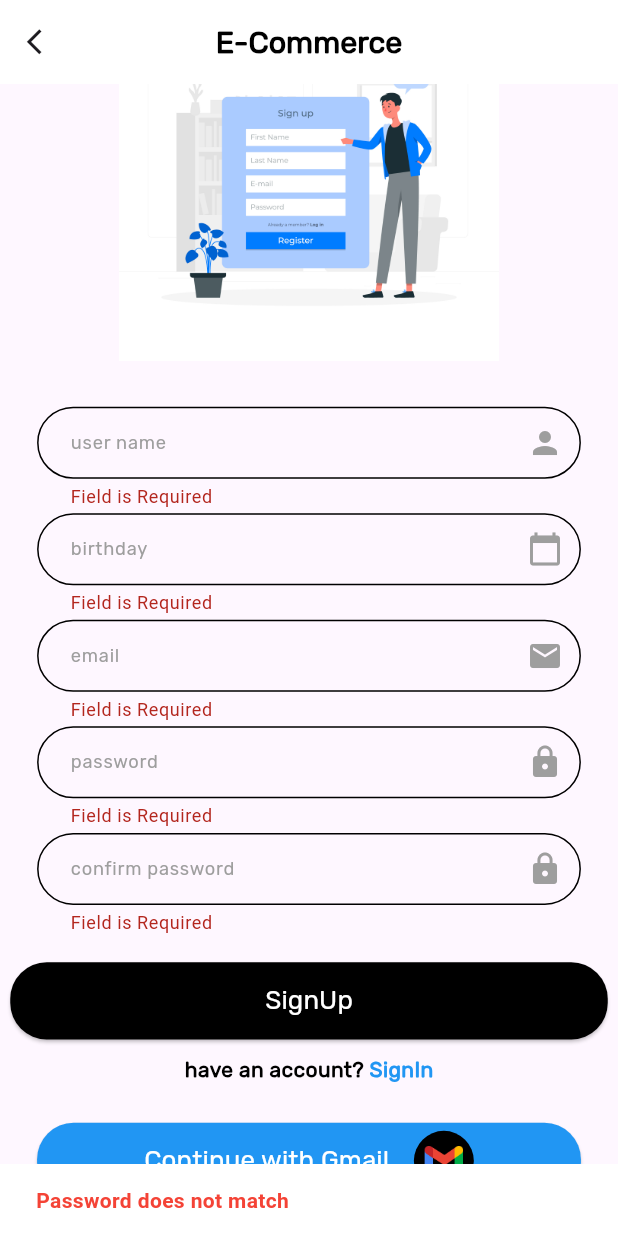
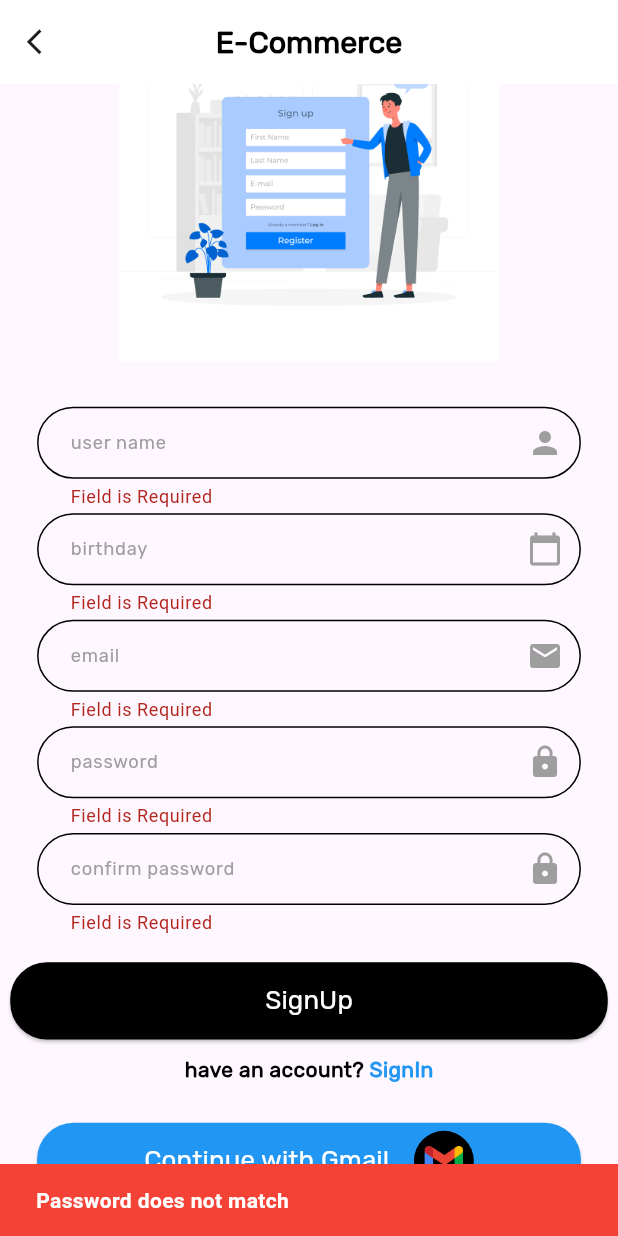
Before and after one commit to MostafaAtef7/E-commerce-app, a Flutter app: the SignUpView screen opened by its route, scrolled down 69 dp, after a tap on "SignUp", on a phone screen of 412 x 824 dp. Run offline on Flutter 3.47's test engine with Material 3 defaults, Android fonts, the phone set to English and light mode, and no system bars; our stand-ins replace bloc, device_preview, dio, firebase_auth, firebase_core, flutter_bloc and 3 more; accounts and stored records are empty.

Commit message:
edit on SnackBar

```diff
--- a/lib/core/utils/functions/snack_bar_message.dart
+++ b/lib/core/utils/functions/snack_bar_message.dart
@@ -4,15 +4,15 @@ import 'package:flutter/material.dart';
 void customSnackBarMessage(
     {required BuildContext context,
     required String content,
-    required Color contentColor}) {
+    required Color backgroundColor}) {
   ScaffoldMessenger.of(context).showSnackBar(
     SnackBar(
-      backgroundColor: kSubColor,
+      backgroundColor: backgroundColor,
       elevation: 2,
       content: Text(
         content,
-        style: TextStyle(
-          color: contentColor,
+        style: const TextStyle(
+          color: kSubColor,
           fontWeight: FontWeight.bold,
         ),
       ),
--- a/lib/features/auth/presentation/view/login_view.dart
+++ b/lib/features/auth/presentation/view/login_view.dart
@@ -31,7 +31,7 @@ class _LoginViewState extends State<LoginView> {
             customSnackBarMessage(
                 context: scaffoldKey.currentContext!,
                 content: state.errMsg,
-                contentColor: Colors.red);
+                backgroundColor: Colors.red);
             GoRouter.of(context).pushReplacement(AppRouter.login);
           } else if (state is LoginAuthLoading) {
             isLoading = true;
--- a/lib/features/auth/presentation/view/sign_up_view.dart
+++ b/lib/features/auth/presentation/view/sign_up_view.dart
@@ -40,7 +40,7 @@ class _SignUpViewState extends State<SignUpView> {
               customSnackBarMessage(
                   context: scaffoldKey.currentContext!,
                   content: state.errMsg,
-                  contentColor: Colors.red);
+                  backgroundColor: Colors.red);
               GoRouter.of(context).pushReplacement(AppRouter.signup);
             } else if (state is SignUpAuthLoading) {
               isLoading = true;
@@ -48,7 +48,7 @@ class _SignUpViewState extends State<SignUpView> {
               customSnackBarMessage(
                   context: context,
                   content: "Register done Successfully, please Sign in now",
-                  contentColor: Colors.green);
+                  backgroundColor: Colors.green);
               GoRouter.of(context).push(AppRouter.login);
               isLoading = false;
             }
@@ -56,7 +56,7 @@ class _SignUpViewState extends State<SignUpView> {
               customSnackBarMessage(
                   context: context,
                   content: state.errMsg,
-                  contentColor: Colors.red);
+                  backgroundColor: Colors.red);
             } else if (state is LoginAuthLoading) {
               isLoading = true;
             } else if (state is LoginAuthSuccess) {
--- a/lib/features/auth/presentation/view/widgets/sign_up_view_body.dart
+++ b/lib/features/auth/presentation/view/widgets/sign_up_view_body.dart
@@ -113,7 +113,7 @@ class _SignUpViewBodyState extends State<SignUpViewBody> {
                 customSnackBarMessage(
                     context: context,
                     content: "Password does not match",
-                    contentColor: Colors.red);
+                    backgroundColor: Colors.red);
               }
             },
             width: 330.w,
```
